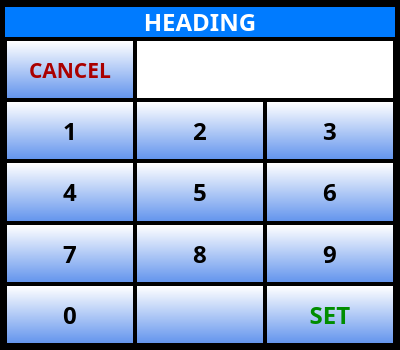
The window that ui/Keypad.ui (UnexplodedMinds/Stratofier) describes before a commit, drawn with Qt 5.
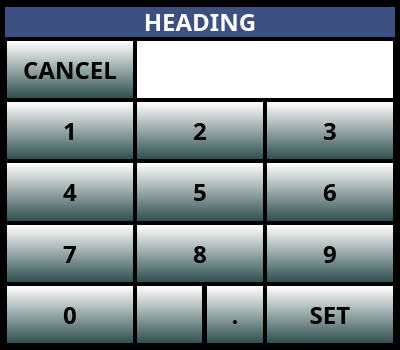
The same window after the commit. Icons and pictures are not drawn.

Commit message:
Major fix to font resources not being applied.
Lots of Android and minor Linux font/position fixes.
Remove menu button in favor of left swipe gesture.
Replace traffic range zoom in/out with swipe up/down gesture.
Extend altitude box and make it semi-transparent for low range vertical speed movements.

The edit to the form file:
```diff
--- a/ui/Keypad.ui
+++ b/ui/Keypad.ui
@@ -92,8 +92,19 @@
    <string>KEYPAD</string>
   </property>
   <property name="styleSheet">
-   <string notr="true">QPushButton { border: none; background-color: qlineargradient( x1:0, y1:0, x2:0, y2:1, stop: 0 white, stop:1 CornflowerBlue ); margin: 2px; }
-QPushButton::pressed { border: none; background-color: qlineargradient( x1:0, y1:0, x2:0, y2:1, stop: 0 white, stop:1 gray ); margin: 2px; }</string>
+   <string notr="true">QPushButton
+{
+	border: none;
+	background-color: qlineargradient( x1:0, y1:0, x2:0, y2:1, stop: 0 white, stop:1 DarkSlateGray );
+	margin: 2px;
+}
+QPushButton::pressed
+{
+	border: none;
+	background-color: qlineargradient( x1:0, y1:0, x2:0, y2:1, stop: 0 DarkSlateGray, stop:1 white );
+	margin: 2px;
+}
+</string>
   </property>
   <layout class="QGridLayout" name="gridLayout" rowminimumheight="34,0,0,0,0,0">
    <property name="leftMargin">
@@ -111,41 +122,116 @@
    <property name="spacing">
     <number>0</number>
    </property>
-   <item row="5" column="1">
-    <widget class="QPushButton" name="m_pBack">
+   <item row="0" column="0" colspan="4">
+    <widget class="QLabel" name="m_pTitleLabel">
      <property name="sizePolicy">
-      <sizepolicy hsizetype="MinimumExpanding" vsizetype="MinimumExpanding">
+      <sizepolicy hsizetype="MinimumExpanding" vsizetype="Fixed">
        <horstretch>0</horstretch>
        <verstretch>0</verstretch>
       </sizepolicy>
      </property>
-     <property name="font">
-      <font>
-       <family>Piboto</family>
-       <pointsize>18</pointsize>
-       <weight>75</weight>
-       <bold>true</bold>
-      </font>
+     <property name="minimumSize">
+      <size>
+       <width>0</width>
+       <height>30</height>
+      </size>
      </property>
-     <property name="icon">
-      <iconset resource="../AHRSResources.qrc">
-       <normaloff>:/icons/resources/Backspace.png</normaloff>:/icons/resources/Backspace.png</iconset>
-     </property>
-     <property name="iconSize">
+     <property name="maximumSize">
       <size>
-       <width>32</width>
-       <height>32</height>
+       <width>16777215</width>
+       <height>30</height>
       </size>
      </property>
-    </widget>
-   </item>
-   <item row="4" column="0">
-    <widget class="QPushButton" name="m_p7">
-     <property name="sizePolicy">
-      <sizepolicy hsizetype="MinimumExpanding" vsizetype="MinimumExpanding">
-       <horstretch>0</horstretch>
-       <verstretch>0</verstretch>
-      </sizepolicy>
+     <property name="palette">
+      <palette>
+       <active>
+        <colorrole role="WindowText">
+         <brush brushstyle="SolidPattern">
+          <color alpha="255">
+           <red>255</red>
+           <green>255</green>
+           <blue>255</blue>
+          </color>
+         </brush>
+        </colorrole>
+        <colorrole role="Base">
+         <brush brushstyle="SolidPattern">
+          <color alpha="255">
+           <red>255</red>
+           <green>255</green>
+           <blue>255</blue>
+          </color>
+         </brush>
+        </colorrole>
+        <colorrole role="Window">
+         <brush brushstyle="SolidPattern">
+          <color alpha="255">
+           <red>60</red>
+           <green>80</green>
+           <blue>130</blue>
+          </color>
+         </brush>
+        </colorrole>
+       </active>
+       <inactive>
+        <colorrole role="WindowText">
+         <brush brushstyle="SolidPattern">
+          <color alpha="255">
+           <red>255</red>
+           <green>255</green>
+           <blue>255</blue>
+          </color>
+         </brush>
+        </colorrole>
+        <colorrole role="Base">
+         <brush brushstyle="SolidPattern">
+          <color alpha="255">
+           <red>255</red>
+           <green>255</green>
+           <blue>255</blue>
+          </color>
+         </brush>
+        </colorrole>
+        <colorrole role="Window">
+         <brush brushstyle="SolidPattern">
+          <color alpha="255">
+           <red>60</red>
+           <green>80</green>
+           <blue>130</blue>
+          </color>
+         </brush>
+        </colorrole>
+       </inactive>
+       <disabled>
+        <colorrole role="WindowText">
+         <brush brushstyle="SolidPattern">
+          <color alpha="255">
+           <red>120</red>
+           <green>120</green>
+           <blue>120</blue>
+          </color>
+         </brush>
+        </colorrole>
+        <colorrole role="Base">
+         <brush brushstyle="SolidPattern">
+          <color alpha="255">
+           <red>60</red>
+           <green>80</green>
+           <blue>130</blue>
+          </color>
+         </brush>
+        </colorrole>
+        <colorrole role="Window">
+         <brush brushstyle="SolidPattern">
+          <color alpha="255">
+           <red>60</red>
+           <green>80</green>
+           <blue>130</blue>
+          </color>
+         </brush>
+        </colorrole>
+       </disabled>
+      </palette>
      </property>
      <property name="font">
       <font>
@@ -155,19 +241,22 @@
        <bold>true</bold>
       </font>
      </property>
+     <property name="autoFillBackground">
+      <bool>true</bool>
+     </property>
+     <property name="frameShape">
+      <enum>QFrame::NoFrame</enum>
+     </property>
      <property name="text">
-      <string>7</string>
+      <string>HEADING</string>
      </property>
-     <property name="iconSize">
-      <size>
-       <width>32</width>
-       <height>32</height>
-      </size>
+     <property name="alignment">
+      <set>Qt::AlignCenter</set>
      </property>
     </widget>
    </item>
-   <item row="3" column="2">
-    <widget class="QPushButton" name="m_p6">
+   <item row="2" column="3">
+    <widget class="QPushButton" name="m_p3">
      <property name="sizePolicy">
       <sizepolicy hsizetype="MinimumExpanding" vsizetype="MinimumExpanding">
        <horstretch>0</horstretch>
@@ -183,7 +272,7 @@
       </font>
      </property>
      <property name="text">
-      <string>6</string>
+      <string>3</string>
      </property>
      <property name="iconSize">
       <size>
@@ -220,8 +309,8 @@
      </property>
     </widget>
    </item>
-   <item row="5" column="0">
-    <widget class="QPushButton" name="m_p0">
+   <item row="5" column="3">
+    <widget class="QPushButton" name="m_pSet">
      <property name="sizePolicy">
       <sizepolicy hsizetype="MinimumExpanding" vsizetype="MinimumExpanding">
        <horstretch>0</horstretch>
@@ -237,7 +326,7 @@
       </font>
      </property>
      <property name="text">
-      <string>0</string>
+      <string>SET</string>
      </property>
      <property name="iconSize">
       <size>
@@ -247,40 +336,7 @@
      </property>
     </widget>
    </item>
-   <item row="2" column="0">
-    <widget class="QPushButton" name="m_p1">
-     <property name="sizePolicy">
-      <sizepolicy hsizetype="MinimumExpanding" vsizetype="MinimumExpanding">
-       <horstretch>0</horstretch>
-       <verstretch>0</verstretch>
-      </sizepolicy>
-     </property>
-     <property name="font">
-      <font>
-       <family>Piboto</family>
-       <pointsize>18</pointsize>
-       <weight>75</weight>
-       <bold>true</bold>
-      </font>
-     </property>
-     <property name="autoFillBackground">
-      <bool>false</bool>
-     </property>
-     <property name="text">
-      <string>1</string>
-     </property>
-     <property name="iconSize">
-      <size>
-       <width>32</width>
-       <height>32</height>
-      </size>
-     </property>
-     <property name="flat">
-      <bool>false</bool>
-     </property>
-    </widget>
-   </item>
-   <item row="4" column="2">
+   <item row="4" column="3">
     <widget class="QPushButton" name="m_p9">
      <property name="sizePolicy">
       <sizepolicy hsizetype="MinimumExpanding" vsizetype="MinimumExpanding">
@@ -313,33 +369,6 @@
      </property>
     </widget>
    </item>
-   <item row="2" column="2">
-    <widget class="QPushButton" name="m_p3">
-     <property name="sizePolicy">
-      <sizepolicy hsizetype="MinimumExpanding" vsizetype="MinimumExpanding">
-       <horstretch>0</horstretch>
-       <verstretch>0</verstretch>
-      </sizepolicy>
-     </property>
-     <property name="font">
-      <font>
-       <family>Piboto</family>
-       <pointsize>18</pointsize>
-       <weight>75</weight>
-       <bold>true</bold>
-      </font>
-     </property>
-     <property name="text">
-      <string>3</string>
-     </property>
-     <property name="iconSize">
-      <size>
-       <width>32</width>
-       <height>32</height>
-      </size>
-     </property>
-    </widget>
-   </item>
    <item row="3" column="0">
     <widget class="QPushButton" name="m_p4">
      <property name="sizePolicy">
@@ -373,8 +402,8 @@
      </property>
     </widget>
    </item>
-   <item row="3" column="1">
-    <widget class="QPushButton" name="m_p5">
+   <item row="4" column="0">
+    <widget class="QPushButton" name="m_p7">
      <property name="sizePolicy">
       <sizepolicy hsizetype="MinimumExpanding" vsizetype="MinimumExpanding">
        <horstretch>0</horstretch>
@@ -390,251 +419,7 @@
       </font>
      </property>
      <property name="text">
-      <string>5</string>
-     </property>
-     <property name="iconSize">
-      <size>
-       <width>32</width>
-       <height>32</height>
-      </size>
-     </property>
-    </widget>
-   </item>
-   <item row="5" column="2">
-    <widget class="QPushButton" name="m_pSet">
-     <property name="sizePolicy">
-      <sizepolicy hsizetype="MinimumExpanding" vsizetype="MinimumExpanding">
-       <horstretch>0</horstretch>
-       <verstretch>0</verstretch>
-      </sizepolicy>
-     </property>
-     <property name="palette">
-      <palette>
-       <active>
-        <colorrole role="Button">
-         <brush brushstyle="LinearGradientPattern">
-          <gradient startx="0.000000000000000" starty="0.000000000000000" endx="0.000000000000000" endy="1.000000000000000" type="LinearGradient" spread="PadSpread" coordinatemode="ObjectBoundingMode">
-           <gradientstop position="0.000000000000000">
-            <color alpha="255">
-             <red>255</red>
-             <green>255</green>
-             <blue>255</blue>
-            </color>
-           </gradientstop>
-           <gradientstop position="1.000000000000000">
-            <color alpha="255">
-             <red>100</red>
-             <green>149</green>
-             <blue>237</blue>
-            </color>
-           </gradientstop>
-          </gradient>
-         </brush>
-        </colorrole>
-        <colorrole role="ButtonText">
-         <brush brushstyle="SolidPattern">
-          <color alpha="255">
-           <red>0</red>
-           <green>141</green>
-           <blue>0</blue>
-          </color>
-         </brush>
-        </colorrole>
-        <colorrole role="Base">
-         <brush brushstyle="LinearGradientPattern">
-          <gradient startx="0.000000000000000" starty="0.000000000000000" endx="0.000000000000000" endy="1.000000000000000" type="LinearGradient" spread="PadSpread" coordinatemode="ObjectBoundingMode">
-           <gradientstop position="0.000000000000000">
-            <color alpha="255">
-             <red>255</red>
-             <green>255</green>
-             <blue>255</blue>
-            </color>
-           </gradientstop>
-           <gradientstop position="1.000000000000000">
-            <color alpha="255">
-             <red>100</red>
-             <green>149</green>
-             <blue>237</blue>
-            </color>
-           </gradientstop>
-          </gradient>
-         </brush>
-        </colorrole>
-        <colorrole role="Window">
-         <brush brushstyle="LinearGradientPattern">
-          <gradient startx="0.000000000000000" starty="0.000000000000000" endx="0.000000000000000" endy="1.000000000000000" type="LinearGradient" spread="PadSpread" coordinatemode="ObjectBoundingMode">
-           <gradientstop position="0.000000000000000">
-            <color alpha="255">
-             <red>255</red>
-             <green>255</green>
-             <blue>255</blue>
-            </color>
-           </gradientstop>
-           <gradientstop position="1.000000000000000">
-            <color alpha="255">
-             <red>100</red>
-             <green>149</green>
-             <blue>237</blue>
-            </color>
-           </gradientstop>
-          </gradient>
-         </brush>
-        </colorrole>
-       </active>
-       <inactive>
-        <colorrole role="Button">
-         <brush brushstyle="LinearGradientPattern">
-          <gradient startx="0.000000000000000" starty="0.000000000000000" endx="0.000000000000000" endy="1.000000000000000" type="LinearGradient" spread="PadSpread" coordinatemode="ObjectBoundingMode">
-           <gradientstop position="0.000000000000000">
-            <color alpha="255">
-             <red>255</red>
-             <green>255</green>
-             <blue>255</blue>
-            </color>
-           </gradientstop>
-           <gradientstop position="1.000000000000000">
-            <color alpha="255">
-             <red>100</red>
-             <green>149</green>
-             <blue>237</blue>
-            </color>
-           </gradientstop>
-          </gradient>
-         </brush>
-        </colorrole>
-        <colorrole role="ButtonText">
-         <brush brushstyle="SolidPattern">
-          <color alpha="255">
-           <red>0</red>
-           <green>141</green>
-           <blue>0</blue>
-          </color>
-         </brush>
-        </colorrole>
-        <colorrole role="Base">
-         <brush brushstyle="LinearGradientPattern">
-          <gradient startx="0.000000000000000" starty="0.000000000000000" endx="0.000000000000000" endy="1.000000000000000" type="LinearGradient" spread="PadSpread" coordinatemode="ObjectBoundingMode">
-           <gradientstop position="0.000000000000000">
-            <color alpha="255">
-             <red>255</red>
-             <green>255</green>
-             <blue>255</blue>
-            </color>
-           </gradientstop>
-           <gradientstop position="1.000000000000000">
-            <color alpha="255">
-             <red>100</red>
-             <green>149</green>
-             <blue>237</blue>
-            </color>
-           </gradientstop>
-          </gradient>
-         </brush>
-        </colorrole>
-        <colorrole role="Window">
-         <brush brushstyle="LinearGradientPattern">
-          <gradient startx="0.000000000000000" starty="0.000000000000000" endx="0.000000000000000" endy="1.000000000000000" type="LinearGradient" spread="PadSpread" coordinatemode="ObjectBoundingMode">
-           <gradientstop position="0.000000000000000">
-            <color alpha="255">
-             <red>255</red>
-             <green>255</green>
-             <blue>255</blue>
-            </color>
-           </gradientstop>
-           <gradientstop position="1.000000000000000">
-            <color alpha="255">
-             <red>100</red>
-             <green>149</green>
-             <blue>237</blue>
-            </color>
-           </gradientstop>
-          </gradient>
-         </brush>
-        </colorrole>
-       </inactive>
-       <disabled>
-        <colorrole role="Button">
-         <brush brushstyle="LinearGradientPattern">
-          <gradient startx="0.000000000000000" starty="0.000000000000000" endx="0.000000000000000" endy="1.000000000000000" type="LinearGradient" spread="PadSpread" coordinatemode="ObjectBoundingMode">
-           <gradientstop position="0.000000000000000">
-            <color alpha="255">
-             <red>255</red>
-             <green>255</green>
-             <blue>255</blue>
-            </color>
-           </gradientstop>
-           <gradientstop position="1.000000000000000">
-            <color alpha="255">
-             <red>100</red>
-             <green>149</green>
-             <blue>237</blue>
-            </color>
-           </gradientstop>
-          </gradient>
-         </brush>
-        </colorrole>
-        <colorrole role="ButtonText">
-         <brush brushstyle="SolidPattern">
-          <color alpha="255">
-           <red>120</red>
-           <green>120</green>
-           <blue>120</blue>
-          </color>
-         </brush>
-        </colorrole>
-        <colorrole role="Base">
-         <brush brushstyle="LinearGradientPattern">
-          <gradient startx="0.000000000000000" starty="0.000000000000000" endx="0.000000000000000" endy="1.000000000000000" type="LinearGradient" spread="PadSpread" coordinatemode="ObjectBoundingMode">
-           <gradientstop position="0.000000000000000">
-            <color alpha="255">
-             <red>255</red>
-             <green>255</green>
-             <blue>255</blue>
-            </color>
-           </gradientstop>
-           <gradientstop position="1.000000000000000">
-            <color alpha="255">
-             <red>100</red>
-             <green>149</green>
-             <blue>237</blue>
-            </color>
-           </gradientstop>
-          </gradient>
-         </brush>
-        </colorrole>
-        <colorrole role="Window">
-         <brush brushstyle="LinearGradientPattern">
-          <gradient startx="0.000000000000000" starty="0.000000000000000" endx="0.000000000000000" endy="1.000000000000000" type="LinearGradient" spread="PadSpread" coordinatemode="ObjectBoundingMode">
-           <gradientstop position="0.000000000000000">
-            <color alpha="255">
-             <red>255</red>
-             <green>255</green>
-             <blue>255</blue>
-            </color>
-           </gradientstop>
-           <gradientstop position="1.000000000000000">
-            <color alpha="255">
-             <red>100</red>
-             <green>149</green>
-             <blue>237</blue>
-            </color>
-           </gradientstop>
-          </gradient>
-         </brush>
-        </colorrole>
-       </disabled>
-      </palette>
-     </property>
-     <property name="font">
-      <font>
-       <family>Piboto</family>
-       <pointsize>18</pointsize>
-       <weight>75</weight>
-       <bold>true</bold>
-      </font>
-     </property>
-     <property name="text">
-      <string>SET</string>
+      <string>7</string>
      </property>
      <property name="iconSize">
       <size>
@@ -679,227 +464,10 @@
        <verstretch>0</verstretch>
       </sizepolicy>
      </property>
-     <property name="palette">
-      <palette>
-       <active>
-        <colorrole role="Button">
-         <brush brushstyle="LinearGradientPattern">
-          <gradient startx="0.000000000000000" starty="0.000000000000000" endx="0.000000000000000" endy="1.000000000000000" type="LinearGradient" spread="PadSpread" coordinatemode="ObjectBoundingMode">
-           <gradientstop position="0.000000000000000">
-            <color alpha="255">
-             <red>255</red>
-             <green>255</green>
-             <blue>255</blue>
-            </color>
-           </gradientstop>
-           <gradientstop position="1.000000000000000">
-            <color alpha="255">
-             <red>100</red>
-             <green>149</green>
-             <blue>237</blue>
-            </color>
-           </gradientstop>
-          </gradient>
-         </brush>
-        </colorrole>
-        <colorrole role="ButtonText">
-         <brush brushstyle="SolidPattern">
-          <color alpha="255">
-           <red>170</red>
-           <green>0</green>
-           <blue>0</blue>
-          </color>
-         </brush>
-        </colorrole>
-        <colorrole role="Base">
-         <brush brushstyle="LinearGradientPattern">
-          <gradient startx="0.000000000000000" starty="0.000000000000000" endx="0.000000000000000" endy="1.000000000000000" type="LinearGradient" spread="PadSpread" coordinatemode="ObjectBoundingMode">
-           <gradientstop position="0.000000000000000">
-            <color alpha="255">
-             <red>255</red>
-             <green>255</green>
-             <blue>255</blue>
-            </color>
-           </gradientstop>
-           <gradientstop position="1.000000000000000">
-            <color alpha="255">
-             <red>100</red>
-             <green>149</green>
-             <blue>237</blue>
-            </color>
-           </gradientstop>
-          </gradient>
-         </brush>
-        </colorrole>
-        <colorrole role="Window">
-         <brush brushstyle="LinearGradientPattern">
-          <gradient startx="0.000000000000000" starty="0.000000000000000" endx="0.000000000000000" endy="1.000000000000000" type="LinearGradient" spread="PadSpread" coordinatemode="ObjectBoundingMode">
-           <gradientstop position="0.000000000000000">
-            <color alpha="255">
-             <red>255</red>
-             <green>255</green>
-             <blue>255</blue>
-            </color>
-           </gradientstop>
-           <gradientstop position="1.000000000000000">
-            <color alpha="255">
-             <red>100</red>
-             <green>149</green>
-             <blue>237</blue>
-            </color>
-           </gradientstop>
-          </gradient>
-         </brush>
-        </colorrole>
-       </active>
-       <inactive>
-        <colorrole role="Button">
-         <brush brushstyle="LinearGradientPattern">
-          <gradient startx="0.000000000000000" starty="0.000000000000000" endx="0.000000000000000" endy="1.000000000000000" type="LinearGradient" spread="PadSpread" coordinatemode="ObjectBoundingMode">
-           <gradientstop position="0.000000000000000">
-            <color alpha="255">
-             <red>255</red>
-             <green>255</green>
-             <blue>255</blue>
-            </color>
-           </gradientstop>
-           <gradientstop position="1.000000000000000">
-            <color alpha="255">
-             <red>100</red>
-             <green>149</green>
-             <blue>237</blue>
-            </color>
-           </gradientstop>
-          </gradient>
-         </brush>
-        </colorrole>
-        <colorrole role="ButtonText">
-         <brush brushstyle="SolidPattern">
-          <color alpha="255">
-           <red>170</red>
-           <green>0</green>
-           <blue>0</blue>
-          </color>
-         </brush>
-        </colorrole>
-        <colorrole role="Base">
-         <brush brushstyle="LinearGradientPattern">
-          <gradient startx="0.000000000000000" starty="0.000000000000000" endx="0.000000000000000" endy="1.000000000000000" type="LinearGradient" spread="PadSpread" coordinatemode="ObjectBoundingMode">
-           <gradientstop position="0.000000000000000">
-            <color alpha="255">
-             <red>255</red>
-             <green>255</green>
-             <blue>255</blue>
-            </color>
-           </gradientstop>
-           <gradientstop position="1.000000000000000">
-            <color alpha="255">
-             <red>100</red>
-             <green>149</green>
-             <blue>237</blue>
-            </color>
-           </gradientstop>
-          </gradient>
-         </brush>
-        </colorrole>
-        <colorrole role="Window">
-         <brush brushstyle="LinearGradientPattern">
-          <gradient startx="0.000000000000000" starty="0.000000000000000" endx="0.000000000000000" endy="1.000000000000000" type="LinearGradient" spread="PadSpread" coordinatemode="ObjectBoundingMode">
-           <gradientstop position="0.000000000000000">
-            <color alpha="255">
-             <red>255</red>
-             <green>255</green>
-             <blue>255</blue>
-            </color>
-           </gradientstop>
-           <gradientstop position="1.000000000000000">
-            <color alpha="255">
-             <red>100</red>
-             <green>149</green>
-             <blue>237</blue>
-            </color>
-           </gradientstop>
-          </gradient>
-         </brush>
-        </colorrole>
-       </inactive>
-       <disabled>
-        <colorrole role="Button">
-         <brush brushstyle="LinearGradientPattern">
-          <gradient startx="0.000000000000000" starty="0.000000000000000" endx="0.000000000000000" endy="1.000000000000000" type="LinearGradient" spread="PadSpread" coordinatemode="ObjectBoundingMode">
-           <gradientstop position="0.000000000000000">
-            <color alpha="255">
-             <red>255</red>
-             <green>255</green>
-             <blue>255</blue>
-            </color>
-           </gradientstop>
-           <gradientstop position="1.000000000000000">
-            <color alpha="255">
-             <red>100</red>
-             <green>149</green>
-             <blue>237</blue>
-            </color>
-           </gradientstop>
-          </gradient>
-         </brush>
-        </colorrole>
-        <colorrole role="ButtonText">
-         <brush brushstyle="SolidPattern">
-          <color alpha="255">
-           <red>120</red>
-           <green>120</green>
-           <blue>120</blue>
-          </color>
-         </brush>
-        </colorrole>
-        <colorrole role="Base">
-         <brush brushstyle="LinearGradientPattern">
-          <gradient startx="0.000000000000000" starty="0.000000000000000" endx="0.000000000000000" endy="1.000000000000000" type="LinearGradient" spread="PadSpread" coordinatemode="ObjectBoundingMode">
-           <gradientstop position="0.000000000000000">
-            <color alpha="255">
-             <red>255</red>
-             <green>255</green>
-             <blue>255</blue>
-            </color>
-           </gradientstop>
-           <gradientstop position="1.000000000000000">
-            <color alpha="255">
-             <red>100</red>
-             <green>149</green>
-             <blue>237</blue>
-            </color>
-           </gradientstop>
-          </gradient>
-         </brush>
-        </colorrole>
-        <colorrole role="Window">
-         <brush brushstyle="LinearGradientPattern">
-          <gradient startx="0.000000000000000" starty="0.000000000000000" endx="0.000000000000000" endy="1.000000000000000" type="LinearGradient" spread="PadSpread" coordinatemode="ObjectBoundingMode">
-           <gradientstop position="0.000000000000000">
-            <color alpha="255">
-             <red>255</red>
-             <green>255</green>
-             <blue>255</blue>
-            </color>
-           </gradientstop>
-           <gradientstop position="1.000000000000000">
-            <color alpha="255">
-             <red>100</red>
-             <green>149</green>
-             <blue>237</blue>
-            </color>
-           </gradientstop>
-          </gradient>
-         </brush>
-        </colorrole>
-       </disabled>
-      </palette>
-     </property>
      <property name="font">
       <font>
        <family>Piboto</family>
-       <pointsize>16</pointsize>
+       <pointsize>18</pointsize>
        <weight>75</weight>
        <bold>true</bold>
       </font>
@@ -921,7 +489,94 @@
      </property>
     </widget>
    </item>
-   <item row="1" column="1" colspan="2">
+   <item row="3" column="3">
+    <widget class="QPushButton" name="m_p6">
+     <property name="sizePolicy">
+      <sizepolicy hsizetype="MinimumExpanding" vsizetype="MinimumExpanding">
+       <horstretch>0</horstretch>
+       <verstretch>0</verstretch>
+      </sizepolicy>
+     </property>
+     <property name="font">
+      <font>
+       <family>Piboto</family>
+       <pointsize>18</pointsize>
+       <weight>75</weight>
+       <bold>true</bold>
+      </font>
+     </property>
+     <property name="text">
+      <string>6</string>
+     </property>
+     <property name="iconSize">
+      <size>
+       <width>32</width>
+       <height>32</height>
+      </size>
+     </property>
+    </widget>
+   </item>
+   <item row="2" column="0">
+    <widget class="QPushButton" name="m_p1">
+     <property name="sizePolicy">
+      <sizepolicy hsizetype="MinimumExpanding" vsizetype="MinimumExpanding">
+       <horstretch>0</horstretch>
+       <verstretch>0</verstretch>
+      </sizepolicy>
+     </property>
+     <property name="font">
+      <font>
+       <family>Piboto</family>
+       <pointsize>18</pointsize>
+       <weight>75</weight>
+       <bold>true</bold>
+      </font>
+     </property>
+     <property name="autoFillBackground">
+      <bool>false</bool>
+     </property>
+     <property name="text">
+      <string>1</string>
+     </property>
+     <property name="iconSize">
+      <size>
+       <width>32</width>
+       <height>32</height>
+      </size>
+     </property>
+     <property name="flat">
+      <bool>false</bool>
+     </property>
+    </widget>
+   </item>
+   <item row="3" column="1">
+    <widget class="QPushButton" name="m_p5">
+     <property name="sizePolicy">
+      <sizepolicy hsizetype="MinimumExpanding" vsizetype="MinimumExpanding">
+       <horstretch>0</horstretch>
+       <verstretch>0</verstretch>
+      </sizepolicy>
+     </property>
+     <property name="font">
+      <font>
+       <family>Piboto</family>
+       <pointsize>18</pointsize>
+       <weight>75</weight>
+       <bold>true</bold>
+      </font>
+     </property>
+     <property name="text">
+      <string>5</string>
+     </property>
+     <property name="iconSize">
+      <size>
+       <width>32</width>
+       <height>32</height>
+      </size>
+     </property>
+    </widget>
+   </item>
+   <item row="1" column="1" colspan="3">
     <widget class="QLabel" name="m_pValueLabel">
      <property name="sizePolicy">
       <sizepolicy hsizetype="MinimumExpanding" vsizetype="MinimumExpanding">
@@ -1015,117 +670,14 @@
      </property>
     </widget>
    </item>
-   <item row="0" column="0" colspan="3">
-    <widget class="QLabel" name="m_pTitleLabel">
+   <item row="5" column="0">
+    <widget class="QPushButton" name="m_p0">
      <property name="sizePolicy">
-      <sizepolicy hsizetype="MinimumExpanding" vsizetype="Fixed">
+      <sizepolicy hsizetype="MinimumExpanding" vsizetype="MinimumExpanding">
        <horstretch>0</horstretch>
        <verstretch>0</verstretch>
       </sizepolicy>
      </property>
-     <property name="minimumSize">
-      <size>
-       <width>0</width>
-       <height>30</height>
-      </size>
-     </property>
-     <property name="maximumSize">
-      <size>
-       <width>16777215</width>
-       <height>30</height>
-      </size>
-     </property>
-     <property name="palette">
-      <palette>
-       <active>
-        <colorrole role="WindowText">
-         <brush brushstyle="SolidPattern">
-          <color alpha="255">
-           <red>255</red>
-           <green>255</green>
-           <blue>255</blue>
-          </color>
-         </brush>
-        </colorrole>
-        <colorrole role="Base">
-         <brush brushstyle="SolidPattern">
-          <color alpha="255">
-           <red>255</red>
-           <green>255</green>
-           <blue>255</blue>
-          </color>
-         </brush>
-        </colorrole>
-        <colorrole role="Window">
-         <brush brushstyle="SolidPattern">
-          <color alpha="255">
-           <red>0</red>
-           <green>123</green>
-           <blue>255</blue>
-          </color>
-         </brush>
-        </colorrole>
-       </active>
-       <inactive>
-        <colorrole role="WindowText">
-         <brush brushstyle="SolidPattern">
-          <color alpha="255">
-           <red>255</red>
-           <green>255</green>
-           <blue>255</blue>
-          </color>
-         </brush>
-        </colorrole>
-        <colorrole role="Base">
-         <brush brushstyle="SolidPattern">
-          <color alpha="255">
-           <red>255</red>
-           <green>255</green>
-           <blue>255</blue>
-          </color>
-         </brush>
-        </colorrole>
-        <colorrole role="Window">
-         <brush brushstyle="SolidPattern">
-          <color alpha="255">
-           <red>0</red>
-           <green>123</green>
-           <blue>255</blue>
-          </color>
-         </brush>
-        </colorrole>
-       </inactive>
-       <disabled>
-        <colorrole role="WindowText">
-         <brush brushstyle="SolidPattern">
-          <color alpha="255">
-           <red>120</red>
-           <green>120</green>
-           <blue>120</blue>
-          </color>
-         </brush>
-        </colorrole>
-        <colorrole role="Base">
-         <brush brushstyle="SolidPattern">
-          <color alpha="255">
-           <red>0</red>
-           <green>123</green>
-           <blue>255</blue>
-          </color>
-         </brush>
-        </colorrole>
-        <colorrole role="Window">
-         <brush brushstyle="SolidPattern">
-          <color alpha="255">
-           <red>0</red>
-           <green>123</green>
-           <blue>255</blue>
-          </color>
-         </brush>
-        </colorrole>
-       </disabled>
-      </palette>
-     </property>
      <property name="font">
       <font>
        <family>Piboto</family>
@@ -1134,20 +686,79 @@
        <bold>true</bold>
       </font>
      </property>
-     <property name="autoFillBackground">
-      <bool>true</bool>
-     </property>
-     <property name="frameShape">
-      <enum>QFrame::NoFrame</enum>
-     </property>
      <property name="text">
-      <string>HEADING</string>
+      <string>0</string>
      </property>
-     <property name="alignment">
-      <set>Qt::AlignCenter</set>
+     <property name="iconSize">
+      <size>
+       <width>32</width>
+       <height>32</height>
+      </size>
      </property>
     </widget>
    </item>
+   <item row="5" column="1" colspan="2">
+    <layout class="QHBoxLayout" name="m_pSplitBackDecimalHLayout">
+     <property name="spacing">
+      <number>1</number>
+     </property>
+     <item>
+      <widget class="QPushButton" name="m_pBack">
+       <property name="sizePolicy">
+        <sizepolicy hsizetype="MinimumExpanding" vsizetype="MinimumExpanding">
+         <horstretch>0</horstretch>
+         <verstretch>0</verstretch>
+        </sizepolicy>
+       </property>
+       <property name="font">
+        <font>
+         <family>Piboto</family>
+         <pointsize>18</pointsize>
+         <weight>75</weight>
+         <bold>true</bold>
+        </font>
+       </property>
+       <property name="icon">
+        <iconset resource="../AHRSResources.qrc">
+         <normaloff>:/icons/resources/Backspace.png</normaloff>:/icons/resources/Backspace.png</iconset>
+       </property>
+       <property name="iconSize">
+        <size>
+         <width>32</width>
+         <height>32</height>
+        </size>
+       </property>
+      </widget>
+     </item>
+     <item>
+      <widget class="QPushButton" name="m_pDecimal">
+       <property name="sizePolicy">
+        <sizepolicy hsizetype="MinimumExpanding" vsizetype="MinimumExpanding">
+         <horstretch>0</horstretch>
+         <verstretch>0</verstretch>
+        </sizepolicy>
+       </property>
+       <property name="font">
+        <font>
+         <family>Piboto</family>
+         <pointsize>18</pointsize>
+         <weight>75</weight>
+         <bold>true</bold>
+        </font>
+       </property>
+       <property name="text">
+        <string>.</string>
+       </property>
+       <property name="iconSize">
+        <size>
+         <width>32</width>
+         <height>32</height>
+        </size>
+       </property>
+      </widget>
+     </item>
+    </layout>
+   </item>
   </layout>
  </widget>
  <resources>
```
The commit also changes 29 other files.
